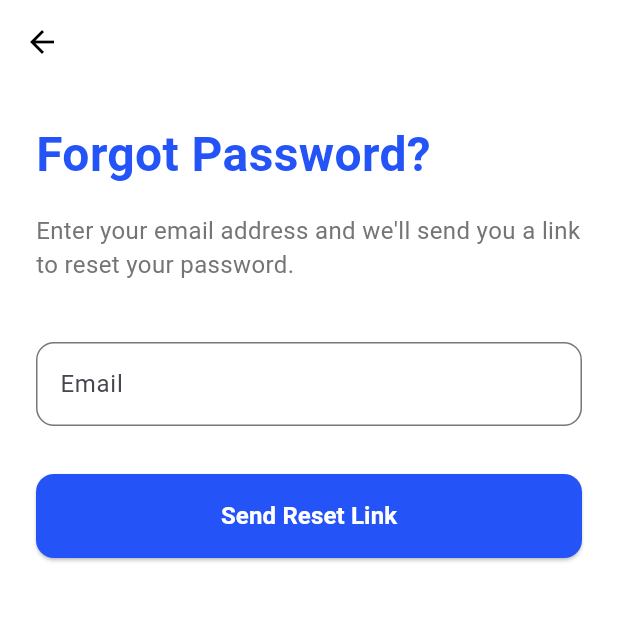
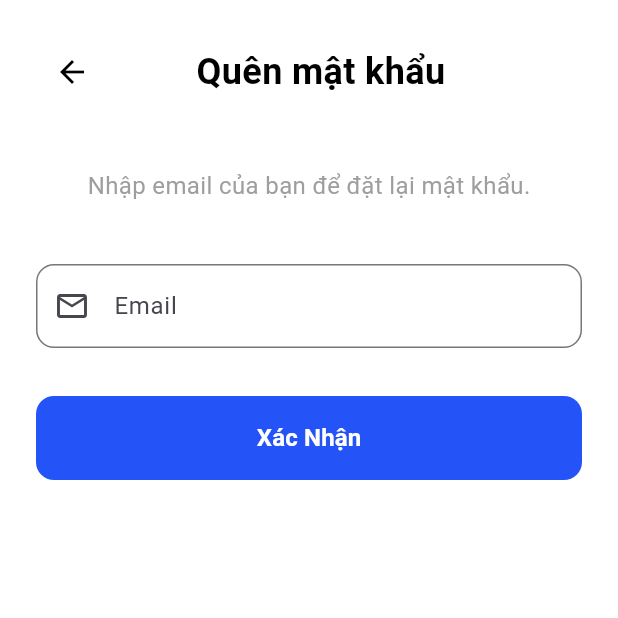
Before and after one commit to huudat31/Hit_Tech, a Flutter app: the ForgotPasswordScreen screen opened by its route, on a phone screen of 412 x 824 dp, the top half of it. Run offline on Flutter 3.47's test engine with Material 3 defaults, Android fonts, the phone set to English and light mode, and no system bars; our stand-ins replace equatable, firebase_core, flutter_bloc, shared_preferences; accounts and stored records are empty.

Commit message:
init forget_password_screen

```diff
--- a/lib/core/constants/app_string.dart
+++ b/lib/core/constants/app_string.dart
@@ -1,4 +1,14 @@
 class AppStrings {
+  static const String noInternetConnection = 'Không có kết nối internet';
+  static const String serverError = 'Lỗi máy chủ';
+  static const String invalidResponse = 'Phản hồi không hợp lệ';
+  static const String badRequest = 'Yêu cầu không hợp lệ';
+  static const String unauthorized = 'Chưa được xác thực';
+  static const String forbidden = 'Không có quyền truy cập';
+  static const String notFound = 'Không tìm thấy';
+  static const String validationError = 'Dữ liệu không hợp lệ';
+  static const String forgotPasswordSuccess =
+      'Link đặt lại mật khẩu đã được gửi';
   // Authentication
   static const String loginFailed = 'Đăng nhập thất bại';
   static const String registerFailed = 'Đăng ký thất bại';
--- a/lib/presentation/screens/forgot_password_screen.dart
+++ b/lib/presentation/screens/forgot_password_screen.dart
@@ -1,86 +1,134 @@
 import 'package:flutter/material.dart';
 
 class ForgotPasswordScreen extends StatefulWidget {
+  const ForgotPasswordScreen({Key? key}) : super(key: key);
+
   @override
-  _ForgotPasswordScreenState createState() => _ForgotPasswordScreenState();
+  State<ForgotPasswordScreen> createState() => _ForgotPasswordScreenState();
 }
 
 class _ForgotPasswordScreenState extends State<ForgotPasswordScreen> {
   final TextEditingController _emailController = TextEditingController();
   final GlobalKey<FormState> _formKey = GlobalKey<FormState>();
+  bool _isLoading = false;
 
   @override
   Widget build(BuildContext context) {
     return Scaffold(
       backgroundColor: Colors.white,
-      appBar: AppBar(
-        backgroundColor: Colors.transparent,
-        elevation: 0,
-        leading: IconButton(
-          icon: Icon(Icons.arrow_back, color: Colors.black),
-          onPressed: () => Navigator.pop(context),
-        ),
-      ),
-      body: Padding(
+      body: SafeArea(
+        child: Padding(
           padding: const EdgeInsets.all(24.0),
           child: Form(
             key: _formKey,
             child: Column(
               crossAxisAlignment: CrossAxisAlignment.start,
               children: [
-              Text(
-                'Forgot Password?',
-                style: TextStyle(
-                  fontSize: 32,
-                  fontWeight: FontWeight.bold,
-                  color: Color(0xFF2454F8),
+                _buildHeader(),
+                const SizedBox(height: 40),
+                _buildDescription(),
+                const SizedBox(height: 40),
+                _buildEmailField(),
+                const SizedBox(height: 32),
+                _buildSubmitButton(),
+              ],
             ),
           ),
-              SizedBox(height: 16),
-              Text(
-                'Enter your email address and we\'ll send you a link to reset your password.',
-                style: TextStyle(fontSize: 16, color: Colors.grey[600]),
         ),
-              SizedBox(height: 40),
-              TextFormField(
+      ),
+    );
+  }
+
+  Widget _buildHeader() {
+    return Row(
+      children: [
+        IconButton(
+          icon: const Icon(Icons.arrow_back, color: Colors.black),
+          onPressed: () => Navigator.pop(context),
+          padding: EdgeInsets.zero,
+        ),
+        const SizedBox(width: 16),
+        const Expanded(
+          child: Text(
+            'Quên mật khẩu',
+            style: TextStyle(
+              fontSize: 24,
+              fontWeight: FontWeight.bold,
+              color: Colors.black,
+            ),
+            textAlign: TextAlign.center,
+          ),
+        ),
+        const SizedBox(width: 48), // Balance the back button
+      ],
+    );
+  }
+
+  Widget _buildDescription() {
+    return Row(
+      mainAxisAlignment: MainAxisAlignment.center,
+      children: [
+        const Text(
+          'Nhập email của bạn để đặt lại mật khẩu.',
+          style: TextStyle(fontSize: 16, color: Colors.grey, height: 1.5),
+          textAlign: TextAlign.center,
+        ),
+      ],
+    );
+  }
+
+  Widget _buildEmailField() {
+    return TextFormField(
       controller: _emailController,
       keyboardType: TextInputType.emailAddress,
+      enabled: !_isLoading,
       decoration: InputDecoration(
         labelText: 'Email',
-                  border: OutlineInputBorder(
-                    borderRadius: BorderRadius.circular(12),
-                  ),
+        hintText: 'example@email.com',
+        prefixIcon: const Icon(Icons.email_outlined),
+        border: OutlineInputBorder(borderRadius: BorderRadius.circular(12)),
         focusedBorder: OutlineInputBorder(
           borderRadius: BorderRadius.circular(12),
-                    borderSide: BorderSide(color: Color(0xFF2454F8)),
+          borderSide: const BorderSide(color: Color(0xFF2454F8), width: 2),
+        ),
+        errorBorder: OutlineInputBorder(
+          borderRadius: BorderRadius.circular(12),
+          borderSide: const BorderSide(color: Colors.red, width: 2),
+        ),
+        focusedErrorBorder: OutlineInputBorder(
+          borderRadius: BorderRadius.circular(12),
+          borderSide: const BorderSide(color: Colors.red, width: 2),
         ),
       ),
-                validator: (value) {
-                  if (value == null || value.isEmpty) {
-                    return 'Please enter your email';
+      validator: _validateEmail,
+    );
   }
-                  if (!RegExp(
-                    r'^[\w-\.]+@([\w-]+\.)+[\w-]{2,4}$',
-                  ).hasMatch(value)) {
-                    return 'Please enter a valid email';
-                  }
-                  return null;
-                },
-              ),
-              SizedBox(height: 32),
-              SizedBox(
+
+  Widget _buildSubmitButton() {
+    return SizedBox(
       width: double.infinity,
       height: 56,
       child: ElevatedButton(
-                  onPressed: _handleResetPassword,
+        onPressed: _isLoading ? null : _handleResetPassword,
         style: ElevatedButton.styleFrom(
-                    backgroundColor: Color(0xFF2454F8),
+          backgroundColor: const Color(0xFF2454F8),
+          disabledBackgroundColor: Colors.grey[300],
           shape: RoundedRectangleBorder(
             borderRadius: BorderRadius.circular(12),
           ),
+          elevation: 0,
         ),
-                  child: Text(
-                    'Send Reset Link',
+        child: _isLoading
+            ? const SizedBox(
+                height: 20,
+                width: 20,
+                child: CircularProgressIndicator(
+                  strokeWidth: 2,
+                  valueColor: AlwaysStoppedAnimation<Color>(Colors.white),
+                ),
+              )
+            : const Text(
+                'Xác Nhận',
                 style: TextStyle(
                   fontSize: 16,
                   fontWeight: FontWeight.w600,
@@ -88,27 +136,79 @@ class _ForgotPasswordScreenState extends State<ForgotPasswordScreen> {
                 ),
               ),
       ),
-              ),
-            ],
-          ),
-        ),
+    );
+  }
+
+  String? _validateEmail(String? value) {
+    if (value == null || value.trim().isEmpty) {
+      return 'Vui lòng nhập email';
+    }
+
+    final trimmedValue = value.trim();
+
+    // Basic email validation
+    if (!RegExp(r'^[\w-\.]+@([\w-]+\.)+[\w-]{2,4}$').hasMatch(trimmedValue)) {
+      return 'Email không hợp lệ';
+    }
+
+    return null;
+  }
+
+  Future<void> _handleResetPassword() async {
+    if (!_formKey.currentState!.validate()) {
+      return;
+    }
+
+    setState(() {
+      _isLoading = true;
+    });
+
+    try {
+      final email = _emailController.text.trim();
+
+      // TODO: Implement actual forgot password API call
+      // final result = await AuthRepository.forgotPassword(email);
+
+      // Simulate API call
+      await Future.delayed(const Duration(seconds: 2));
+
+      if (mounted) {
+        _showSuccessMessage(email);
+        Navigator.pop(context);
+      }
+    } catch (e) {
+      if (mounted) {
+        _showErrorMessage('Đã xảy ra lỗi. Vui lòng thử lại.');
+      }
+    } finally {
+      if (mounted) {
+        setState(() {
+          _isLoading = false;
+        });
+      }
+    }
+  }
+
+  void _showSuccessMessage(String email) {
+    ScaffoldMessenger.of(context).showSnackBar(
+      SnackBar(
+        content: Text('Link đặt lại mật khẩu đã được gửi đến $email'),
+        backgroundColor: Colors.green,
+        duration: const Duration(seconds: 3),
+        behavior: SnackBarBehavior.floating,
       ),
     );
   }
 
-  void _handleResetPassword() {
-    if (_formKey.currentState!.validate()) {
-      // TODO: Implement forgot password logic
+  void _showErrorMessage(String message) {
     ScaffoldMessenger.of(context).showSnackBar(
       SnackBar(
-          content: Text('Password reset link sent to ${_emailController.text}'),
-          backgroundColor: Colors.green,
+        content: Text(message),
+        backgroundColor: Colors.red,
+        duration: const Duration(seconds: 3),
+        behavior: SnackBarBehavior.floating,
       ),
     );
-
-      // Navigate back to login
-      Navigator.pop(context);
-    }
   }
 
   @override
```
Also changed, not shown: lib/data/repositories/auth_repository.dart (+209 -34 lines), pubspec.yaml (+7 -3 lines), assets/images/full-length-portrait-concentrated-young-sportsman 4.png (added), assets/images/woman-blue-sports-bra-leggings-set1 2.png (added), 3 other files. Lines whose indentation alone changed are shown as unchanged.
